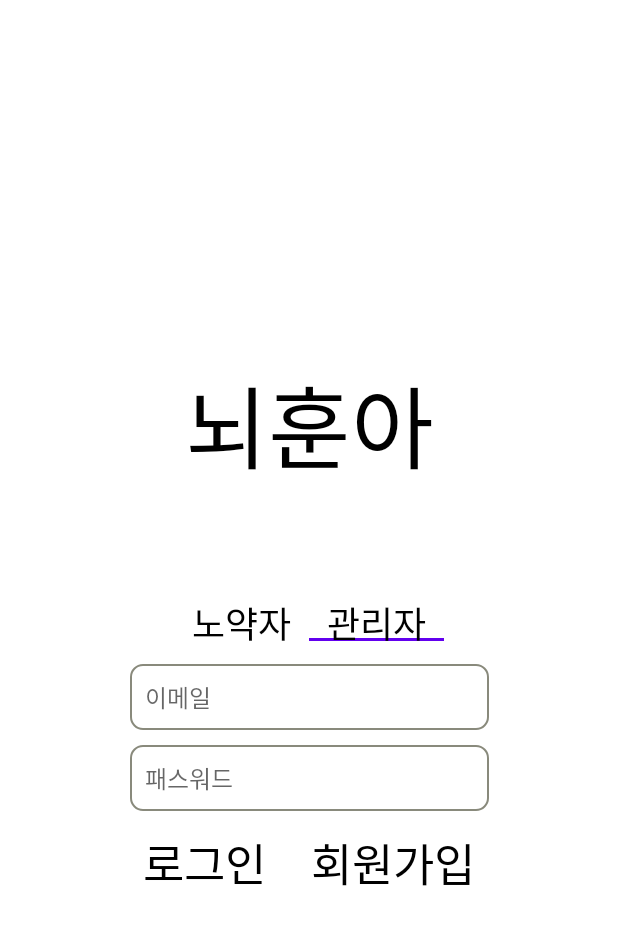
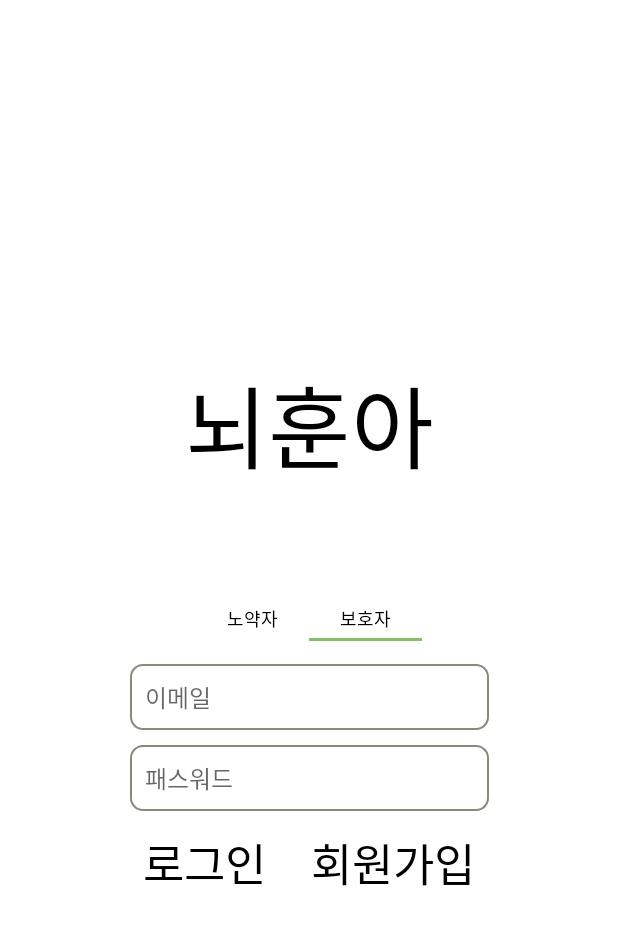
Before and after one commit to Team-SU-SeowonUniversity/BTM-xml-version, an Android app: the screen it shows after launch (LoginActivity), tab 2 chosen, on a phone screen of 412 x 824 dp. Shown: the top 925 px of the screen. Run offline under Robolectric (Android 15) with nearby library versions, the phone set to English and light mode, and no system bars.

Commit message:
feat #1: 보호자 로그인 제작

```diff
--- a/app/src/main/java/team/su/btmxmlversion/ui/login/LoginViewModel.kt
+++ b/app/src/main/java/team/su/btmxmlversion/ui/login/LoginViewModel.kt
@@ -8,7 +8,27 @@ class LoginViewModel : ViewModel() {
     private val _phoneNumInput = MutableLiveData<String>()
     val phoneNumInput: LiveData<String> = _phoneNumInput
 
-    fun setData(phoneNum: String){
+    private val _emailInput = MutableLiveData<String>()
+    val emailInput: LiveData<String> = _emailInput
+
+    private val _passWardInput = MutableLiveData<String>()
+    val passWardInput: LiveData<String> = _passWardInput
+
+    fun setInfirmPhoneNumber(
+        phoneNum: String
+    ){
         _phoneNumInput.postValue(phoneNum)
     }
+
+    fun setProtectorEmail(
+        email: String
+    ) {
+        _emailInput.postValue(email)
+    }
+
+    fun setProtectorPassWard(
+        passWard: String
+    ) {
+        _passWardInput.postValue(passWard)
+    }
 }
--- a/app/src/main/java/team/su/btmxmlversion/ui/login/adapter/LoginVpAdapter.kt
+++ b/app/src/main/java/team/su/btmxmlversion/ui/login/adapter/LoginVpAdapter.kt
@@ -4,7 +4,7 @@ import androidx.fragment.app.Fragment
 import androidx.fragment.app.FragmentActivity
 import androidx.viewpager2.adapter.FragmentStateAdapter
 import team.su.btmxmlversion.ui.login.infirm.InfirmLonginFragment
-import team.su.btmxmlversion.ui.login.manager.ManagerFragment
+import team.su.btmxmlversion.ui.login.protector.ProtectorFragment
 
 class LoginVpAdapter(fragment: FragmentActivity) : FragmentStateAdapter(fragment) {
 
@@ -15,7 +15,7 @@ class LoginVpAdapter(fragment: FragmentActivity) : FragmentStateAdapter(fragment
     override fun createFragment(position: Int): Fragment {
         return when(position) {
             0 -> InfirmLonginFragment()
-            else -> ManagerFragment()
+            else -> ProtectorFragment()
         }
     }
 
--- a/app/src/main/java/team/su/btmxmlversion/ui/login/infirm/InfirmLonginFragment.kt
+++ b/app/src/main/java/team/su/btmxmlversion/ui/login/infirm/InfirmLonginFragment.kt
@@ -7,10 +7,10 @@ import android.view.View
 import androidx.fragment.app.activityViewModels
 import team.su.btmxmlversion.R
 import team.su.btmxmlversion.base.BaseFragment
-import team.su.btmxmlversion.databinding.FragmentInfirmBinding
+import team.su.btmxmlversion.databinding.FragmentLoginInfirmBinding
 import team.su.btmxmlversion.ui.login.LoginViewModel
 
-class InfirmLonginFragment: BaseFragment<FragmentInfirmBinding>(FragmentInfirmBinding::bind, R.layout.fragment_infirm) {
+class InfirmLonginFragment: BaseFragment<FragmentLoginInfirmBinding>(FragmentLoginInfirmBinding::bind, R.layout.fragment_login_infirm) {
 
     private val viewModel: LoginViewModel by activityViewModels()
 
@@ -30,7 +30,7 @@ class InfirmLonginFragment: BaseFragment<FragmentInfirmBinding>(FragmentInfirmBi
         override fun afterTextChanged(phoneNumber: Editable?) {
             super.afterTextChanged(phoneNumber)
 
-            viewModel.setData(phoneNumber.toString())
+            viewModel.setInfirmPhoneNumber(phoneNumber.toString())
         }
     }
 }
--- a/app/src/main/java/team/su/btmxmlversion/ui/login/manager/ManagerFragment.kt
+++ /dev/null
@@ -1,17 +0,0 @@
-package team.su.btmxmlversion.ui.login.manager
-
-import team.su.btmxmlversion.R
-import team.su.btmxmlversion.base.BaseFragment
-import team.su.btmxmlversion.databinding.FragmentManagerBinding
-
-class ManagerFragment: BaseFragment<FragmentManagerBinding>(FragmentManagerBinding::bind, R.layout.fragment_manager) {
-
-
-    override fun onPause() {
-        super.onPause()
-
-        binding.emailInput.text = null
-        binding.passwordInput.text = null
-    }
-
-}
--- /dev/null
+++ b/app/src/main/java/team/su/btmxmlversion/ui/login/protector/ProtectorCallback.kt
@@ -0,0 +1,10 @@
+package team.su.btmxmlversion.ui.login.protector
+
+import team.su.btmxmlversion.base.BaseCallback
+import team.su.btmxmlversion.models.LoginProtectorResponse
+
+interface ProtectorCallback: BaseCallback {
+
+    fun getProtectorLoginSuccess(response: LoginProtectorResponse)
+
+}
--- /dev/null
+++ b/app/src/main/java/team/su/btmxmlversion/ui/login/protector/ProtectorFragment.kt
@@ -0,0 +1,31 @@
+package team.su.btmxmlversion.ui.login.protector
+
+import android.os.Bundle
+import android.view.View
+import androidx.core.widget.addTextChangedListener
+import androidx.fragment.app.activityViewModels
+import team.su.btmxmlversion.R
+import team.su.btmxmlversion.base.BaseFragment
+import team.su.btmxmlversion.databinding.FragmentLoginProtectorBinding
+import team.su.btmxmlversion.ui.login.LoginViewModel
+
+class ProtectorFragment: BaseFragment<FragmentLoginProtectorBinding>(FragmentLoginProtectorBinding::bind, R.layout.fragment_login_protector) {
+
+    private val viewModel: LoginViewModel by activityViewModels()
+
+    override fun onViewCreated(view: View, savedInstanceState: Bundle?) {
+        super.onViewCreated(view, savedInstanceState)
+
+        binding.emailInput.addTextChangedListener { viewModel.setProtectorEmail(it.toString()) }
+        binding.passwordInput.addTextChangedListener { viewModel.setProtectorPassWard(it.toString()) }
+
+    }
+
+    override fun onPause() {
+        super.onPause()
+
+        binding.emailInput.text = null
+        binding.passwordInput.text = null
+    }
+
+}
--- a/app/src/main/java/team/su/btmxmlversion/ui/signup/SignupActivity.kt
+++ b/app/src/main/java/team/su/btmxmlversion/ui/signup/SignupActivity.kt
@@ -16,7 +16,7 @@ class SignupActivity: BaseActivity<ActivitySignupBinding>(ActivitySignupBinding:
         TabLayoutMediator(binding.signupTab, binding.signupVp) { tab, position ->
             when(position) {
                 0 -> tab.text = "노약자"
-                1 -> tab.text = "관리자"
+                1 -> tab.text = "보호자"
             }
         }.attach()
 
--- a/app/src/main/res/layout/activity_login.xml
+++ b/app/src/main/res/layout/activity_login.xml
@@ -20,8 +20,9 @@
 
     <com.google.android.material.tabs.TabLayout
         android:id="@+id/login_tab"
-        android:layout_width="wrap_content"
+        android:layout_width="150dp"
         android:layout_height="30dp"
+        app:tabIndicatorColor="@color/btm_base_green_100"
         app:layout_constraintBottom_toBottomOf="parent"
         app:layout_constraintEnd_toEndOf="parent"
         app:layout_constraintStart_toStartOf="parent"
--- a/app/src/main/res/layout/activity_signup.xml
+++ b/app/src/main/res/layout/activity_signup.xml
@@ -54,7 +54,7 @@
         app:layout_constraintStart_toStartOf="parent"
         app:layout_constraintTop_toBottomOf="@+id/app_bar"
         app:tabIndicator="@drawable/signup_tab_indicator"
-        app:tabIndicatorColor="@color/tab_indicator_color"
+        app:tabIndicatorColor="@color/btm_base_green_100"
         app:tabIndicatorGravity="stretch"
         app:tabRippleColor="@null"
         app:tabTextAppearance="@style/signup_tab_text"
--- a/app/src/main/res/values/colors.xml
+++ b/app/src/main/res/values/colors.xml
@@ -13,7 +13,6 @@
     <color name="btm_base_green_200">#00892A</color>
     <color name="btm_base_green_300">#064109</color>
     <!-- SignupActivity -->
-    <color name="tab_indicator_color">#7EDCE9</color>
     <color name="certified_enable_button_color">#43A047</color>
     <color name="certified_disable_button_color">#9C9B9B</color>
     <color name="login_edit_text_disable_color">#C3C3C3</color>
```
Also changed, not shown: app/src/main/java/team/su/btmxmlversion/dto/LoginProtectorBody.kt (added, +8 -0 lines), app/src/main/java/team/su/btmxmlversion/models/LoginProtectorResponse.kt (added, +8 -0 lines), app/src/main/java/team/su/btmxmlversion/repository/LoginRepository.kt (+28 -2 lines), app/src/main/java/team/su/btmxmlversion/ui/login/LoginActivity.kt (+57 -13 lines), app/src/main/java/team/su/btmxmlversion/ui/login/service/LoginService.kt (+7 -0 lines), app/src/main/res/layout/fragment_login_infirm.xml (renamed from app/src/main/res/layout/fragment_infirm.xml), app/src/main/res/layout/fragment_login_protector.xml (renamed from app/src/main/res/layout/fragment_manager.xml).
